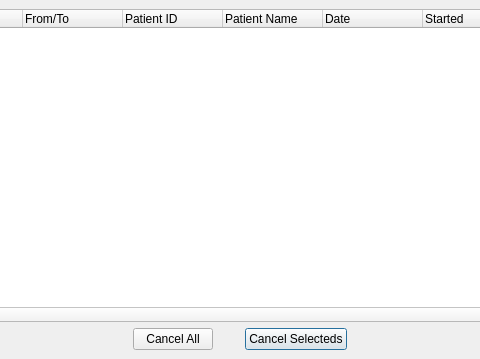
Old version of the form starviewer/src/inputoutput/qoperationstatescreenbase.ui in the repository starviewer-medical/starviewer; both pictures show x 187 to 667 and y 0 to 359 of the 934 by 359 pixel window.
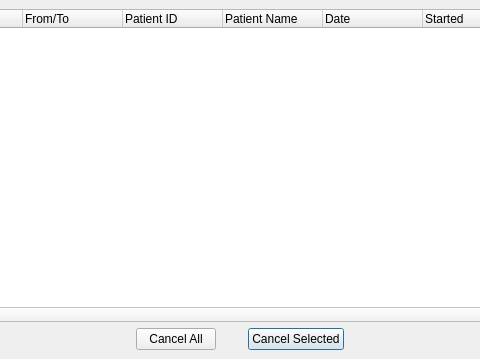
New version of the form. Icons and pictures are not drawn.

Commit message: ENH: Correcció gramatical, no existeix el plural de "selected", ja és plural en sí.

Diff of the .ui file:
```diff
--- a/starviewer/src/inputoutput/qoperationstatescreenbase.ui
+++ b/starviewer/src/inputoutput/qoperationstatescreenbase.ui
@@ -116,7 +116,7 @@
    <item row="3" column="5">
     <widget class="QPushButton" name="m_cancelSelectedRequestsButton">
      <property name="text">
-      <string>Cancel Selecteds</string>
+      <string>Cancel Selected</string>
      </property>
     </widget>
    </item>
```
